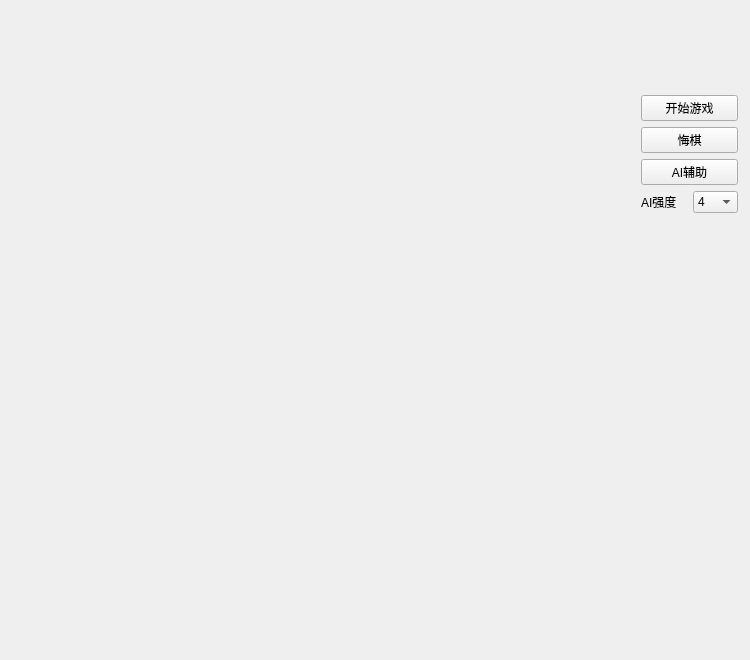
Qt form gamewindow.ui (w1049/Gobang) before a commit.
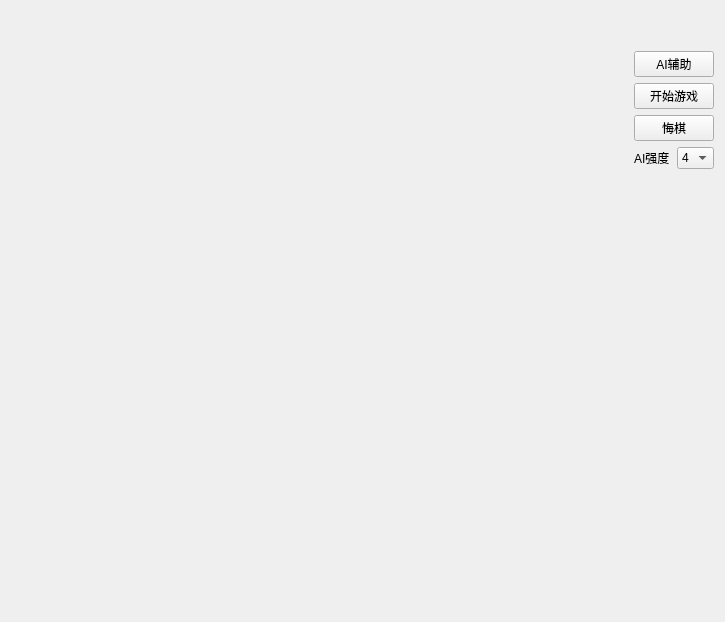
The same form after that commit.

Commit message: 窗口自适应

What changed in the file:
```diff
--- a/gamewindow.ui
+++ b/gamewindow.ui
@@ -6,72 +6,98 @@
    <rect>
     <x>0</x>
     <y>0</y>
-    <width>750</width>
-    <height>660</height>
+    <width>725</width>
+    <height>622</height>
    </rect>
   </property>
   <property name="windowTitle">
    <string>五子棋</string>
   </property>
-  <widget class="QWidget" name="">
-   <property name="geometry">
-    <rect>
-     <x>641</x>
-     <y>21</y>
-     <width>97</width>
-     <height>192</height>
-    </rect>
-   </property>
-   <layout class="QVBoxLayout" name="verticalLayout_2">
-    <item>
-     <widget class="QLabel" name="statusLabel">
-      <property name="text">
-       <string/>
-      </property>
-     </widget>
-    </item>
-    <item>
-     <widget class="QLabel" name="scoresLabel">
+  <layout class="QGridLayout" name="mainLayout">
+   <item row="0" column="0">
+    <widget class="QLabel" name="padLabel">
+     <property name="enabled">
+      <bool>true</bool>
+     </property>
+     <property name="sizePolicy">
+      <sizepolicy hsizetype="Expanding" vsizetype="Expanding">
+       <horstretch>0</horstretch>
+       <verstretch>0</verstretch>
+      </sizepolicy>
+     </property>
       <property name="minimumSize">
        <size>
-        <width>0</width>
-        <height>0</height>
-       </size>
-      </property>
+       <width>154</width>
+       <height>154</height>
+      </size>
+     </property>
+     <property name="mouseTracking">
+      <bool>true</bool>
+     </property>
       <property name="text">
        <string/>
       </property>
      </widget>
     </item>
-    <item>
-     <layout class="QVBoxLayout" name="verticalLayout">
-      <item>
-       <widget class="QPushButton" name="startButton">
+   <item row="0" column="1">
+    <layout class="QGridLayout" name="gridLayout">
+     <item row="1" column="0">
+      <widget class="QLabel" name="scoresLabel">
+       <property name="sizePolicy">
+        <sizepolicy hsizetype="Minimum" vsizetype="Minimum">
+         <horstretch>0</horstretch>
+         <verstretch>0</verstretch>
+        </sizepolicy>
+       </property>
         <property name="text">
-         <string>开始游戏</string>
+        <string/>
         </property>
        </widget>
       </item>
-      <item>
+     <item row="0" column="0">
+      <widget class="QLabel" name="statusLabel">
+       <property name="sizePolicy">
+        <sizepolicy hsizetype="Minimum" vsizetype="Fixed">
+         <horstretch>0</horstretch>
+         <verstretch>0</verstretch>
+        </sizepolicy>
+       </property>
+       <property name="text">
+        <string/>
+       </property>
+      </widget>
+     </item>
+     <item row="4" column="0">
        <widget class="QPushButton" name="undoButton">
         <property name="text">
          <string>悔棋</string>
         </property>
        </widget>
       </item>
-      <item>
+     <item row="2" column="0">
        <widget class="QPushButton" name="aiButton">
         <property name="text">
          <string>AI辅助</string>
         </property>
        </widget>
       </item>
-     </layout>
-    </item>
-    <item>
-     <layout class="QHBoxLayout" name="horizontalLayout">
+     <item row="3" column="0">
+      <widget class="QPushButton" name="startButton">
+       <property name="text">
+        <string>开始游戏</string>
+       </property>
+      </widget>
+     </item>
+     <item row="5" column="0">
+      <layout class="QHBoxLayout" name="aiLayout">
       <item>
        <widget class="QLabel" name="label">
+         <property name="sizePolicy">
+          <sizepolicy hsizetype="Minimum" vsizetype="Fixed">
+           <horstretch>0</horstretch>
+           <verstretch>0</verstretch>
+          </sizepolicy>
+         </property>
         <property name="text">
          <string>AI强度</string>
         </property>
@@ -79,6 +105,12 @@
       </item>
       <item>
        <widget class="QComboBox" name="depthCombo">
+         <property name="sizePolicy">
+          <sizepolicy hsizetype="Minimum" vsizetype="Fixed">
+           <horstretch>0</horstretch>
+           <verstretch>0</verstretch>
+          </sizepolicy>
+         </property>
         <property name="editable">
          <bool>false</bool>
         </property>
@@ -111,8 +143,22 @@
       </item>
      </layout>
     </item>
-   </layout>
-  </widget>
+     <item row="7" column="0">
+      <spacer name="verticalSpacer">
+       <property name="orientation">
+        <enum>Qt::Vertical</enum>
+       </property>
+       <property name="sizeHint" stdset="0">
+        <size>
+         <width>20</width>
+         <height>40</height>
+        </size>
+       </property>
+      </spacer>
+     </item>
+    </layout>
+   </item>
+  </layout>
  </widget>
  <resources/>
  <connections/>
```
Left out of the diff: 3 changed lines with no effect on the pictures. Lines whose indentation alone changed are shown as unchanged. The commit also changes 5 other files.
